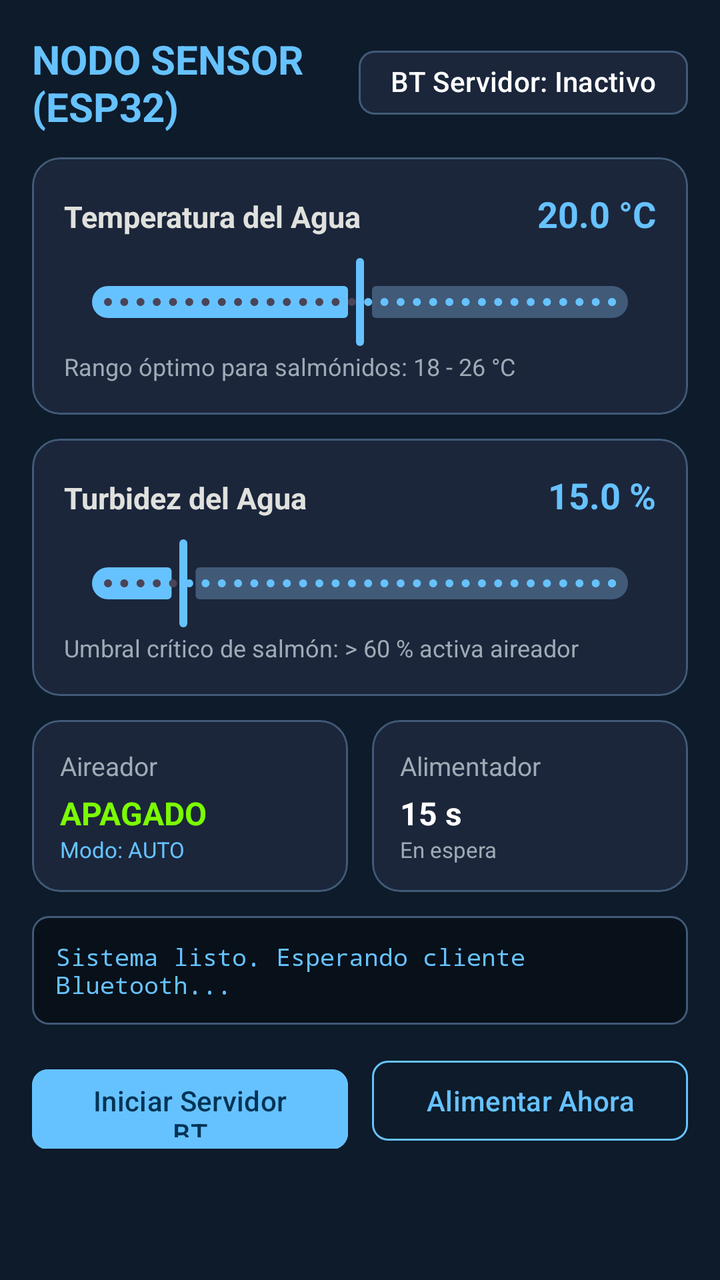
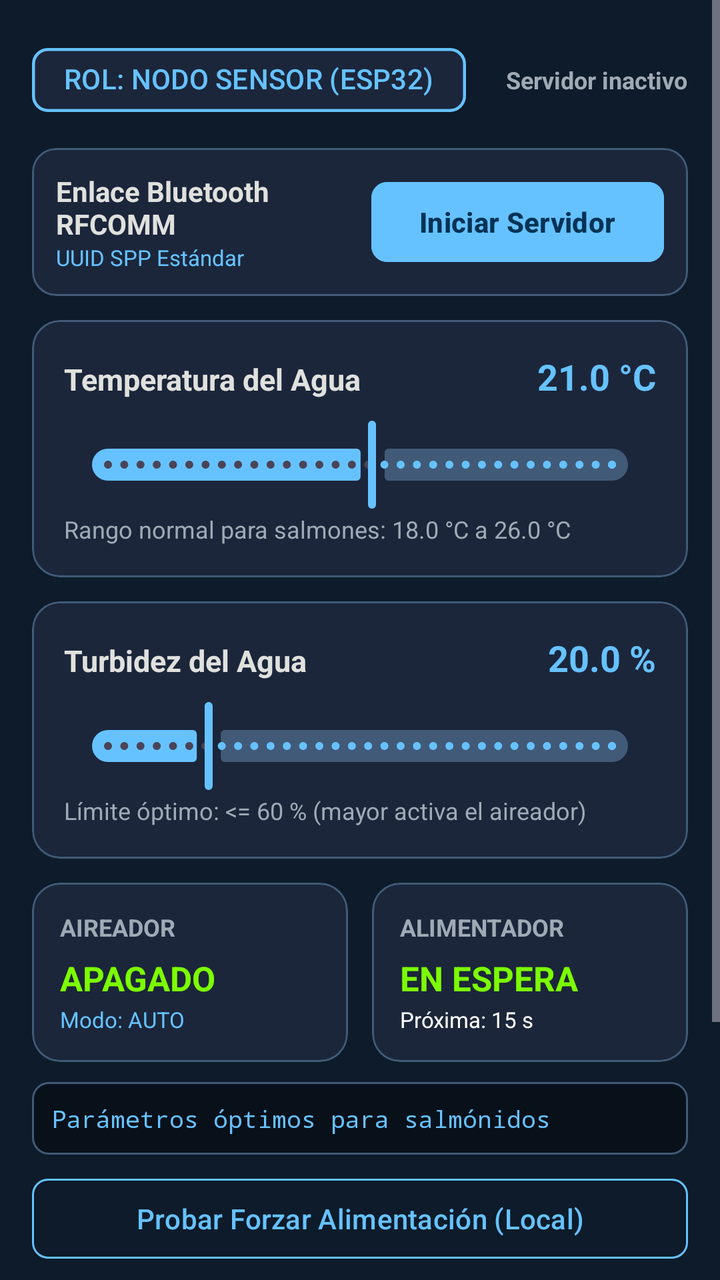

Compare the two renders of this Android layout. The source of the first and the diff that turns it into the second are given below.
<!-- AndroidManifest.xml: activity theme Theme.Piscicultura -->
<!-- res/layout/activity_nodo.xml -->
<?xml version="1.0" encoding="utf-8"?>
<ScrollView
    xmlns:android="http://schemas.android.com/apk/res/android"
    xmlns:app="http://schemas.android.com/apk/res-auto"
    android:layout_width="match_parent"
    android:layout_height="match_parent"
    android:background="@color/bg_dark"
    android:fillViewport="true">

    <LinearLayout
        android:layout_width="match_parent"
        android:layout_height="wrap_content"
        android:orientation="vertical"
        android:padding="16dp">

        
        <LinearLayout
            android:layout_width="match_parent"
            android:layout_height="wrap_content"
            android:gravity="center_vertical"
            android:orientation="horizontal">

            <TextView
                android:layout_width="0dp"
                android:layout_height="wrap_content"
                android:layout_weight="1"
                android:text="NODO SENSOR (ESP32)"
                android:textColor="@color/accent_blue"
                android:textSize="20sp"
                android:textStyle="bold" />

            <com.google.android.material.chip.Chip
                android:id="@+id/chipBtServerStatus"
                android:layout_width="wrap_content"
                android:layout_height="wrap_content"
                android:text="BT Servidor: Inactivo"
                android:textColor="@color/white"
                app:chipBackgroundColor="@color/card_dark"
                app:chipStrokeColor="@color/card_stroke"
                app:chipStrokeWidth="1dp" />
        </LinearLayout>

        
        <com.google.android.material.card.MaterialCardView
            android:layout_width="match_parent"
            android:layout_height="wrap_content"
            android:layout_marginTop="12dp"
            app:cardBackgroundColor="@color/card_dark"
            app:cardCornerRadius="14dp"
            app:strokeColor="@color/card_stroke"
            app:strokeWidth="1dp">

            <LinearLayout
                android:layout_width="match_parent"
                android:layout_height="wrap_content"
                android:orientation="vertical"
                android:padding="16dp">

                <LinearLayout
                    android:layout_width="match_parent"
                    android:layout_height="wrap_content"
                    android:orientation="horizontal">

                    <TextView
                        android:layout_width="0dp"
                        android:layout_height="wrap_content"
                        android:layout_weight="1"
                        android:text="Temperatura del Agua"
                        android:textColor="@color/md_theme_dark_onSurface"
                        android:textSize="15sp"
                        android:textStyle="bold" />

                    <TextView
                        android:id="@+id/tvTempValor"
                        android:layout_width="wrap_content"
                        android:layout_height="wrap_content"
                        android:text="20.0 °C"
                        android:textColor="@color/accent_blue"
                        android:textSize="18sp"
                        android:textStyle="bold" />
                </LinearLayout>

                <com.google.android.material.slider.Slider
                    android:id="@+id/sliderTemp"
                    android:layout_width="match_parent"
                    android:layout_height="wrap_content"
                    android:layout_marginTop="8dp"
                    android:value="20.0"
                    android:valueFrom="0.0"
                    android:valueTo="40.0"
                    android:stepSize="0.5"
                    app:thumbColor="@color/accent_blue"
                    app:trackColorActive="@color/accent_blue"
                    app:trackColorInactive="@color/card_stroke" />

                <TextView
                    android:layout_width="wrap_content"
                    android:layout_height="wrap_content"
                    android:text="Rango óptimo para salmónidos: 18 - 26 °C"
                    android:textColor="@color/md_theme_dark_onSurfaceVariant"
                    android:textSize="12sp" />

            </LinearLayout>
        </com.google.android.material.card.MaterialCardView>

        
        <com.google.android.material.card.MaterialCardView
            android:layout_width="match_parent"
            android:layout_height="wrap_content"
            android:layout_marginTop="12dp"
            app:cardBackgroundColor="@color/card_dark"
            app:cardCornerRadius="14dp"
            app:strokeColor="@color/card_stroke"
            app:strokeWidth="1dp">

            <LinearLayout
                android:layout_width="match_parent"
                android:layout_height="wrap_content"
                android:orientation="vertical"
                android:padding="16dp">

                <LinearLayout
                    android:layout_width="match_parent"
                    android:layout_height="wrap_content"
                    android:orientation="horizontal">

                    <TextView
                        android:layout_width="0dp"
                        android:layout_height="wrap_content"
                        android:layout_weight="1"
                        android:text="Turbidez del Agua"
                        android:textColor="@color/md_theme_dark_onSurface"
                        android:textSize="15sp"
                        android:textStyle="bold" />

                    <TextView
                        android:id="@+id/tvTurbValor"
                        android:layout_width="wrap_content"
                        android:layout_height="wrap_content"
                        android:text="15.0 %"
                        android:textColor="@color/accent_blue"
                        android:textSize="18sp"
                        android:textStyle="bold" />
                </LinearLayout>

                <com.google.android.material.slider.Slider
                    android:id="@+id/sliderTurb"
                    android:layout_width="match_parent"
                    android:layout_height="wrap_content"
                    android:layout_marginTop="8dp"
                    android:value="15.0"
                    android:valueFrom="0.0"
                    android:valueTo="100.0"
                    android:stepSize="1.0"
                    app:thumbColor="@color/accent_blue"
                    app:trackColorActive="@color/accent_blue"
                    app:trackColorInactive="@color/card_stroke" />

                <TextView
                    android:layout_width="wrap_content"
                    android:layout_height="wrap_content"
                    android:text="Umbral crítico de salmón: > 60 % activa aireador"
                    android:textColor="@color/md_theme_dark_onSurfaceVariant"
                    android:textSize="12sp" />

            </LinearLayout>
        </com.google.android.material.card.MaterialCardView>

        
        <LinearLayout
            android:layout_width="match_parent"
            android:layout_height="wrap_content"
            android:layout_marginTop="12dp"
            android:orientation="horizontal">

            
            <com.google.android.material.card.MaterialCardView
                android:layout_width="0dp"
                android:layout_height="wrap_content"
                android:layout_marginEnd="6dp"
                android:layout_weight="1"
                app:cardBackgroundColor="@color/card_dark"
                app:cardCornerRadius="14dp"
                app:strokeColor="@color/card_stroke"
                app:strokeWidth="1dp">

                <LinearLayout
                    android:layout_width="match_parent"
                    android:layout_height="wrap_content"
                    android:orientation="vertical"
                    android:padding="14dp">

                    <TextView
                        android:layout_width="wrap_content"
                        android:layout_height="wrap_content"
                        android:text="Aireador"
                        android:textColor="@color/md_theme_dark_onSurfaceVariant"
                        android:textSize="13sp" />

                    <TextView
                        android:id="@+id/tvEstadoAireador"
                        android:layout_width="wrap_content"
                        android:layout_height="wrap_content"
                        android:layout_marginTop="4dp"
                        android:text="APAGADO"
                        android:textColor="@color/status_inactive"
                        android:textSize="16sp"
                        android:textStyle="bold" />

                    <TextView
                        android:id="@+id/tvModoAireador"
                        android:layout_width="wrap_content"
                        android:layout_height="wrap_content"
                        android:text="Modo: AUTO"
                        android:textColor="@color/accent_blue"
                        android:textSize="11sp" />
                </LinearLayout>
            </com.google.android.material.card.MaterialCardView>

            
            <com.google.android.material.card.MaterialCardView
                android:layout_width="0dp"
                android:layout_height="wrap_content"
                android:layout_marginStart="6dp"
                android:layout_weight="1"
                app:cardBackgroundColor="@color/card_dark"
                app:cardCornerRadius="14dp"
                app:strokeColor="@color/card_stroke"
                app:strokeWidth="1dp">

                <LinearLayout
                    android:layout_width="match_parent"
                    android:layout_height="wrap_content"
                    android:orientation="vertical"
                    android:padding="14dp">

                    <TextView
                        android:layout_width="wrap_content"
                        android:layout_height="wrap_content"
                        android:text="Alimentador"
                        android:textColor="@color/md_theme_dark_onSurfaceVariant"
                        android:textSize="13sp" />

                    <TextView
                        android:id="@+id/tvEstadoAlimentador"
                        android:layout_width="wrap_content"
                        android:layout_height="wrap_content"
                        android:layout_marginTop="4dp"
                        android:text="15 s"
                        android:textColor="@color/white"
                        android:textSize="16sp"
                        android:textStyle="bold" />

                    <TextView
                        android:id="@+id/tvAlimentadorSub"
                        android:layout_width="wrap_content"
                        android:layout_height="wrap_content"
                        android:text="En espera"
                        android:textColor="@color/md_theme_dark_onSurfaceVariant"
                        android:textSize="11sp" />
                </LinearLayout>
            </com.google.android.material.card.MaterialCardView>
        </LinearLayout>

        
        <TextView
            android:id="@+id/tvNodoDiagnostico"
            android:layout_width="match_parent"
            android:layout_height="wrap_content"
            android:layout_marginTop="12dp"
            android:background="@drawable/bg_terminal_card"
            android:padding="12dp"
            android:text="Sistema listo. Esperando cliente Bluetooth..."
            android:textColor="@color/accent_blue"
            android:textSize="12sp"
            android:fontFamily="monospace" />

        
        <LinearLayout
            android:layout_width="match_parent"
            android:layout_height="wrap_content"
            android:layout_marginTop="14dp"
            android:orientation="horizontal">

            <com.google.android.material.button.MaterialButton
                android:id="@+id/btnIniciarServidorBt"
                android:layout_width="0dp"
                android:layout_height="48dp"
                android:layout_marginEnd="6dp"
                android:layout_weight="1"
                android:backgroundTint="@color/accent_blue"
                android:text="Iniciar Servidor BT"
                android:textColor="@color/md_theme_dark_onPrimary"
                app:cornerRadius="8dp" />

            <com.google.android.material.button.MaterialButton
                android:id="@+id/btnTestForceFeed"
                style="@style/Widget.Material3.Button.OutlinedButton"
                android:layout_width="0dp"
                android:layout_height="48dp"
                android:layout_marginStart="6dp"
                android:layout_weight="1"
                android:text="Alimentar Ahora"
                android:textColor="@color/accent_blue"
                app:cornerRadius="8dp"
                app:strokeColor="@color/accent_blue" />
        </LinearLayout>

    </LinearLayout>
</ScrollView>
<!-- resources referenced by this layout -->
<resources>
  <color name="accent_blue">#66C2FF</color>
  <color name="bg_dark">#0D1B2A</color>
  <color name="card_dark">#1B263B</color>
  <color name="card_stroke">#415A77</color>
  <color name="md_theme_dark_onPrimary">#003355</color>
  <color name="md_theme_dark_onSurface">#E0E1DD</color>
  <color name="md_theme_dark_onSurfaceVariant">#A0AAB5</color>
  <color name="status_inactive">#7CFC00</color>
  <color name="white">#FFFFFFFF</color>
  <!-- drawable bg_terminal_card (drawable) -->
  <?xml version="1.0" encoding="utf-8"?>
  <shape xmlns:android="http://schemas.android.com/apk/res/android"
      android:shape="rectangle">
      <solid android:color="#08101A" />
      <stroke
          android:width="1dp"
          android:color="@color/card_stroke" />
      <corners android:radius="8dp" />
  </shape>
  <style name="Theme.Piscicultura" parent="Theme.Material3.Dark.NoActionBar">
          <item name="colorPrimary">@color/accent_blue</item>
          <item name="colorOnPrimary">@color/md_theme_dark_onPrimary</item>
          <item name="colorPrimaryContainer">@color/card_dark</item>
          <item name="colorOnPrimaryContainer">@color/md_theme_dark_onPrimaryContainer</item>
          <item name="colorSecondary">@color/md_theme_dark_secondary</item>
          <item name="colorOnSecondary">@color/md_theme_dark_onSecondary</item>
          <item name="android:colorBackground">@color/bg_dark</item>
          <item name="colorOnBackground">@color/md_theme_dark_onBackground</item>
          <item name="colorSurface">@color/card_dark</item>
          <item name="colorOnSurface">@color/md_theme_dark_onSurface</item>
          <item name="colorSurfaceVariant">@color/md_theme_dark_surfaceVariant</item>
          <item name="colorOnSurfaceVariant">@color/md_theme_dark_onSurfaceVariant</item>
          <item name="colorError">@color/status_active</item>
          <item name="colorOnError">@color/md_theme_dark_onError</item>
          <item name="android:statusBarColor">@color/bg_dark</item>
          <item name="android:navigationBarColor">@color/bg_dark</item>
      </style>
  <color name="md_theme_dark_onPrimaryContainer">#D1E4FF</color>
  <color name="md_theme_dark_secondary">#778DA9</color>
  <color name="md_theme_dark_onSecondary">#1B263B</color>
  <color name="md_theme_dark_onBackground">#E0E1DD</color>
  <color name="md_theme_dark_surfaceVariant">#25354F</color>
  <color name="status_active">#FF6B6B</color>
  <color name="md_theme_dark_onError">#330000</color>
</resources>

<!-- the commit's change to res/layout/activity_nodo.xml (unified diff, before → after) -->
@@ -2,6 +2,7 @@
 <ScrollView
     xmlns:android="http://schemas.android.com/apk/res/android"
     xmlns:app="http://schemas.android.com/apk/res-auto"
+    xmlns:tools="http://schemas.android.com/tools"
     android:layout_width="match_parent"
     android:layout_height="match_parent"
     android:background="@color/bg_dark"
@@ -20,25 +21,84 @@
             android:gravity="center_vertical"
             android:orientation="horizontal">
 
+            <com.google.android.material.chip.Chip
+                android:id="@+id/chipRoleHeader"
+                style="@style/Widget.Material3.Chip.Assist"
+                android:layout_width="wrap_content"
+                android:layout_height="wrap_content"
+                android:text="ROL: NODO SENSOR (ESP32)"
+                android:textColor="@color/accent_blue"
+                android:textStyle="bold"
+                app:chipBackgroundColor="@color/card_dark"
+                app:chipStrokeColor="@color/accent_blue"
+                app:chipStrokeWidth="1.5dp" />
+
+            <View
+                android:layout_width="0dp"
+                android:layout_height="1dp"
+                android:layout_weight="1" />
+
             <TextView
-                android:layout_width="0dp"
-                android:layout_height="wrap_content"
-                android:layout_weight="1"
-                android:text="NODO SENSOR (ESP32)"
-                android:textColor="@color/accent_blue"
-                android:textSize="20sp"
+                android:id="@+id/tvConnectionStatus"
+                android:layout_width="wrap_content"
+                android:layout_height="wrap_content"
+                android:text="Servidor inactivo"
+                android:textColor="@color/md_theme_dark_onSurfaceVariant"
+                android:textSize="12sp"
                 android:textStyle="bold" />
-
-            <com.google.android.material.chip.Chip
-                android:id="@+id/chipBtServerStatus"
-                android:layout_width="wrap_content"
-                android:layout_height="wrap_content"
-                android:text="BT Servidor: Inactivo"
-                android:textColor="@color/white"
-                app:chipBackgroundColor="@color/card_dark"
-                app:chipStrokeColor="@color/card_stroke"
-                app:chipStrokeWidth="1dp" />
         </LinearLayout>
+
+        
+        <com.google.android.material.card.MaterialCardView
+            android:layout_width="match_parent"
+            android:layout_height="wrap_content"
+            android:layout_marginTop="10dp"
+            app:cardBackgroundColor="@color/card_dark"
+            app:cardCornerRadius="12dp"
+            app:strokeColor="@color/card_stroke"
+            app:strokeWidth="1dp">
+
+            <LinearLayout
+                android:layout_width="match_parent"
+                android:layout_height="wrap_content"
+                android:gravity="center_vertical"
+                android:orientation="horizontal"
+                android:padding="12dp">
+
+                <LinearLayout
+                    android:layout_width="0dp"
+                    android:layout_height="wrap_content"
+                    android:layout_weight="1"
+                    android:orientation="vertical">
+
+                    <TextView
+                        android:layout_width="wrap_content"
+                        android:layout_height="wrap_content"
+                        android:text="Enlace Bluetooth RFCOMM"
+                        android:textColor="@color/md_theme_dark_onSurface"
+                        android:textSize="14sp"
+                        android:textStyle="bold" />
+
+                    <TextView
+                        android:id="@+id/tvServerSubtext"
+                        android:layout_width="wrap_content"
+                        android:layout_height="wrap_content"
+                        android:text="UUID SPP Estándar"
+                        android:textColor="@color/accent_blue"
+                        android:textSize="11sp" />
+                </LinearLayout>
+
+                <com.google.android.material.button.MaterialButton
+                    android:id="@+id/btnToggleServer"
+                    android:layout_width="wrap_content"
+                    android:layout_height="wrap_content"
+                    android:backgroundTint="@color/accent_blue"
+                    android:text="Iniciar Servidor"
+                    android:textColor="@color/md_theme_dark_onPrimary"
+                    android:textStyle="bold"
+                    app:cornerRadius="8dp" />
+            </LinearLayout>
+        </com.google.android.material.card.MaterialCardView>
 
         
         <com.google.android.material.card.MaterialCardView
@@ -71,21 +131,21 @@
                         android:textStyle="bold" />
 
                     <TextView
-                        android:id="@+id/tvTempValor"
-                        android:layout_width="wrap_content"
-                        android:layout_height="wrap_content"
-                        android:text="20.0 °C"
+                        android:id="@+id/tvTempDisplay"
+                        android:layout_width="wrap_content"
+                        android:layout_height="wrap_content"
+                        android:text="21.0 °C"
                         android:textColor="@color/accent_blue"
                         android:textSize="18sp"
                         android:textStyle="bold" />
                 </LinearLayout>
 
                 <com.google.android.material.slider.Slider
-                    android:id="@+id/sliderTemp"
+                    android:id="@+id/sliderTemperatura"
                     android:layout_width="match_parent"
                     android:layout_height="wrap_content"
                     android:layout_marginTop="8dp"
-                    android:value="20.0"
+                    android:value="21.0"
                     android:valueFrom="0.0"
                     android:valueTo="40.0"
                     android:stepSize="0.5"
@@ -96,7 +156,7 @@
                 <TextView
                     android:layout_width="wrap_content"
                     android:layout_height="wrap_content"
-                    android:text="Rango óptimo para salmónidos: 18 - 26 °C"
+                    android:text="Rango normal para salmones: 18.0 °C a 26.0 °C"
                     android:textColor="@color/md_theme_dark_onSurfaceVariant"
                     android:textSize="12sp" />
 
@@ -134,21 +194,21 @@
                         android:textStyle="bold" />
 
                     <TextView
-                        android:id="@+id/tvTurbValor"
-                        android:layout_width="wrap_content"
-                        android:layout_height="wrap_content"
-                        android:text="15.0 %"
+                        android:id="@+id/tvTurbDisplay"
+                        android:layout_width="wrap_content"
+                        android:layout_height="wrap_content"
+                        android:text="20.0 %"
                         android:textColor="@color/accent_blue"
                         android:textSize="18sp"
                         android:textStyle="bold" />
                 </LinearLayout>
 
                 <com.google.android.material.slider.Slider
-                    android:id="@+id/sliderTurb"
+                    android:id="@+id/sliderTurbidez"
                     android:layout_width="match_parent"
                     android:layout_height="wrap_content"
                     android:layout_marginTop="8dp"
-                    android:value="15.0"
+                    android:value="20.0"
                     android:valueFrom="0.0"
                     android:valueTo="100.0"
                     android:stepSize="1.0"
@@ -159,7 +219,7 @@
                 <TextView
                     android:layout_width="wrap_content"
                     android:layout_height="wrap_content"
-                    android:text="Umbral crítico de salmón: > 60 % activa aireador"
+                    android:text="Límite óptimo: &lt;= 60 % (mayor activa el aireador)"
                     android:textColor="@color/md_theme_dark_onSurfaceVariant"
                     android:textSize="12sp" />
 
@@ -175,6 +235,7 @@
 
             
             <com.google.android.material.card.MaterialCardView
+                android:id="@+id/cardAireador"
                 android:layout_width="0dp"
                 android:layout_height="wrap_content"
                 android:layout_marginEnd="6dp"
@@ -193,24 +254,26 @@
                     <TextView
                         android:layout_width="wrap_content"
                         android:layout_height="wrap_content"
-                        android:text="Aireador"
+                        android:text="AIREADOR"
                         android:textColor="@color/md_theme_dark_onSurfaceVariant"
-                        android:textSize="13sp" />
-
-                    <TextView
-                        android:id="@+id/tvEstadoAireador"
-                        android:layout_width="wrap_content"
-                        android:layout_height="wrap_content"
-                        android:layout_marginTop="4dp"
+                        android:textSize="12sp"
+                        android:textStyle="bold" />
+
+                    <TextView
+                        android:id="@+id/tvAireadorEstado"
+                        android:layout_width="wrap_content"
+                        android:layout_height="wrap_content"
+                        android:layout_marginTop="6dp"
                         android:text="APAGADO"
                         android:textColor="@color/status_inactive"
-                        android:textSize="16sp"
-                        android:textStyle="bold" />
-
-                    <TextView
-                        android:id="@+id/tvModoAireador"
-                        android:layout_width="wrap_content"
-                        android:layout_height="wrap_content"
+                        android:textSize="17sp"
+                        android:textStyle="bold" />
+
+                    <TextView
+                        android:id="@+id/tvAireadorModo"
+                        android:layout_width="wrap_content"
+                        android:layout_height="wrap_content"
+                        android:layout_marginTop="2dp"
                         android:text="Modo: AUTO"
                         android:textColor="@color/accent_blue"
                         android:textSize="11sp" />
@@ -219,6 +282,7 @@
 
             
             <com.google.android.material.card.MaterialCardView
+                android:id="@+id/cardAlimentador"
                 android:layout_width="0dp"
                 android:layout_height="wrap_content"
                 android:layout_marginStart="6dp"
@@ -237,26 +301,28 @@
                     <TextView
                         android:layout_width="wrap_content"
                         android:layout_height="wrap_content"
-                        android:text="Alimentador"
+                        android:text="ALIMENTADOR"
                         android:textColor="@color/md_theme_dark_onSurfaceVariant"
-                        android:textSize="13sp" />
-
-                    <TextView
-                        android:id="@+id/tvEstadoAlimentador"
-                        android:layout_width="wrap_content"
-                        android:layout_height="wrap_content"
-                        android:layout_marginTop="4dp"
-                        android:text="15 s"
+                        android:textSize="12sp"
+                        android:textStyle="bold" />
+
+                    <TextView
+                        android:id="@+id/tvAlimentadorEstado"
+                        android:layout_width="wrap_content"
+                        android:layout_height="wrap_content"
+                        android:layout_marginTop="6dp"
+                        android:text="EN ESPERA"
+                        android:textColor="@color/status_inactive"
+                        android:textSize="17sp"
+                        android:textStyle="bold" />
+
+                    <TextView
+                        android:id="@+id/tvAlimentadorCuenta"
+                        android:layout_width="wrap_content"
+                        android:layout_height="wrap_content"
+                        android:layout_marginTop="2dp"
+                        android:text="Próxima: 15 s"
                         android:textColor="@color/white"
-                        android:textSize="16sp"
-                        android:textStyle="bold" />
-
-                    <TextView
-                        android:id="@+id/tvAlimentadorSub"
-                        android:layout_width="wrap_content"
-                        android:layout_height="wrap_content"
-                        android:text="En espera"
-                        android:textColor="@color/md_theme_dark_onSurfaceVariant"
                         android:textSize="11sp" />
                 </LinearLayout>
             </com.google.android.material.card.MaterialCardView>
@@ -264,47 +330,53 @@
 
         
         <TextView
-            android:id="@+id/tvNodoDiagnostico"
-            android:layout_width="match_parent"
-            android:layout_height="wrap_content"
-            android:layout_marginTop="12dp"
+            android:id="@+id/tvMensajeLogica"
+            android:layout_width="match_parent"
+            android:layout_height="wrap_content"
+            android:layout_marginTop="10dp"
             android:background="@drawable/bg_terminal_card"
-            android:padding="12dp"
-            android:text="Sistema listo. Esperando cliente Bluetooth..."
+            android:padding="10dp"
+            android:text="Parámetros óptimos para salmónidos"
             android:textColor="@color/accent_blue"
             android:textSize="12sp"
             android:fontFamily="monospace" />
 
         
-        <LinearLayout
-            android:layout_width="match_parent"
-            android:layout_height="wrap_content"
-            android:layout_marginTop="14dp"
-            android:orientation="horizontal">
-
-            <com.google.android.material.button.MaterialButton
-                android:id="@+id/btnIniciarServidorBt"
-                android:layout_width="0dp"
-                android:layout_height="48dp"
-                android:layout_marginEnd="6dp"
-                android:layout_weight="1"
-                android:backgroundTint="@color/accent_blue"
-                android:text="Iniciar Servidor BT"
-                android:textColor="@color/md_theme_dark_onPrimary"
-                app:cornerRadius="8dp" />
-
-            <com.google.android.material.button.MaterialButton
-                android:id="@+id/btnTestForceFeed"
-                style="@style/Widget.Material3.Button.OutlinedButton"
-                android:layout_width="0dp"
-                android:layout_height="48dp"
-                android:layout_marginStart="6dp"
-                android:layout_weight="1"
-                android:text="Alimentar Ahora"
-                android:textColor="@color/accent_blue"
-                app:cornerRadius="8dp"
-                app:strokeColor="@color/accent_blue" />
-        </LinearLayout>
+        <com.google.android.material.button.MaterialButton
+            android:id="@+id/btnForzarAlimentacionLocal"
+            style="@style/Widget.Material3.Button.OutlinedButton"
+            android:layout_width="match_parent"
+            android:layout_height="wrap_content"
+            android:layout_marginTop="8dp"
+            android:text="Probar Forzar Alimentación (Local)"
+            android:textColor="@color/accent_blue"
+            app:cornerRadius="8dp"
+            app:strokeColor="@color/accent_blue" />
+
+        
+        <TextView
+            android:layout_width="wrap_content"
+            android:layout_height="wrap_content"
+            android:layout_marginTop="12dp"
+            android:text="Registro de Eventos OT / Bluetooth:"
+            android:textColor="@color/md_theme_dark_onSurfaceVariant"
+            android:textSize="12sp"
+            android:textStyle="bold" />
+
+        <TextView
+            android:id="@+id/tvLogEventos"
+            android:layout_width="match_parent"
+            android:layout_height="120dp"
+            android:layout_marginTop="4dp"
+            android:background="@drawable/bg_terminal_card"
+            android:gravity="bottom"
+            android:maxLines="8"
+            android:padding="10dp"
+            android:scrollbars="vertical"
+            android:text="[Iniciando sistema...]"
+            android:textColor="@color/md_theme_dark_onSurfaceVariant"
+            android:textSize="11sp"
+            android:fontFamily="monospace" />
 
     </LinearLayout>
 </ScrollView>
